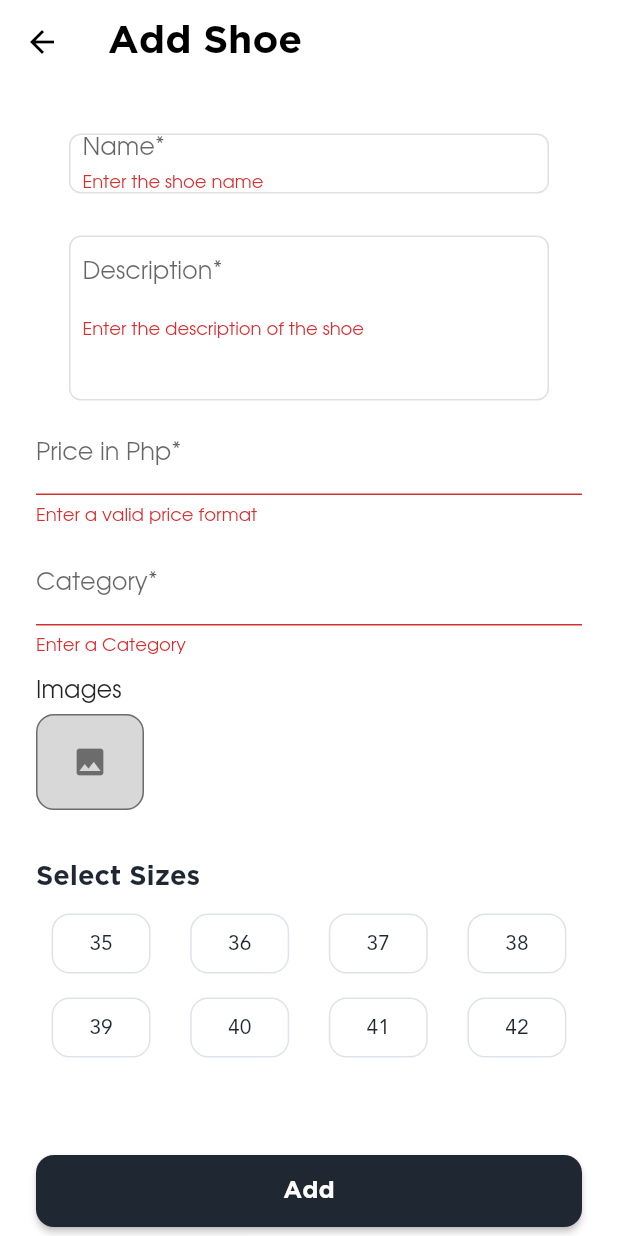
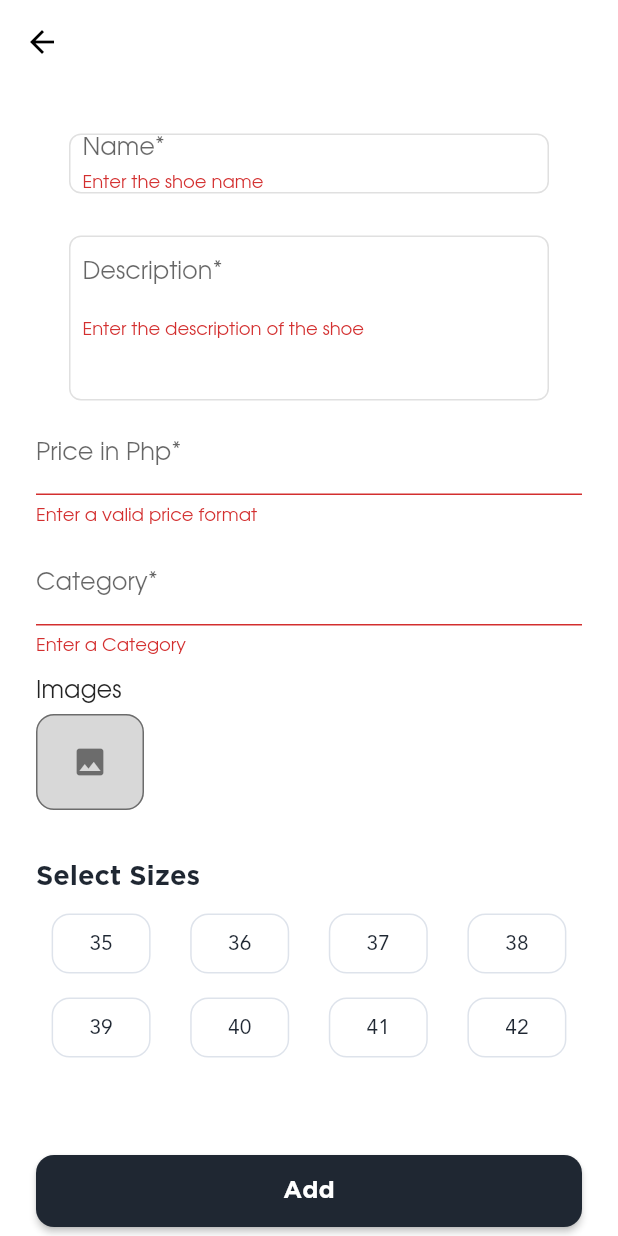
Before and after one commit to melchorlapinigjr/Shoe-App, a Flutter app: the HomepageView screen opened by its route, item 4 of the bottom bar chosen, after a tap on the "add circle outline" icon, on a phone screen of 412 x 824 dp. Run offline on Flutter 3.47's test engine with Material 2 defaults, Android fonts, the phone set to English and light mode, and no system bars; our stand-ins replace cached_network_image, connectivity_plus, dio, equatable, flutter_svg, get and 7 more; missing offline and left inert: country_list_pick, flutter_login_facebook; accounts and stored records are empty; network calls fail; statements that could not run were skipped; project files that could hold a hidden picture were left out.

```diff
--- a/lib/views/add_shoe/add_shoe_view.dart
+++ b/lib/views/add_shoe/add_shoe_view.dart
@@ -23,7 +23,7 @@ class AddShoeView extends StatelessWidget with InputValidationMixin {
                 style: TextStyle(
                     fontSize: 26,
                     fontWeight: FontWeight.w700,
-                    color: Colors.black),
+                    ),
               ),
               elevation: 0,
               backgroundColor: Colors.white,
--- a/lib/views/cart/cart_item_view.dart
+++ b/lib/views/cart/cart_item_view.dart
@@ -81,7 +81,6 @@ class CartItemView extends StatelessWidget {
                                   child: Text(
                                     '-',
                                     style: TextStyle(
-                                      color: Colors.white,
                                       fontSize: 16,
                                       fontWeight: FontWeight.w700,
                                     ),
@@ -121,7 +120,6 @@ class CartItemView extends StatelessWidget {
                                   child: Text(
                                     '+',
                                     style: TextStyle(
-                                      color: Colors.white,
                                       fontSize: 16,
                                       fontWeight: FontWeight.w700,
                                     ),
--- a/lib/views/check_out_page/checkout_page_view.dart
+++ b/lib/views/check_out_page/checkout_page_view.dart
@@ -23,7 +23,7 @@ class CheckoutPageView extends StatelessWidget {
                   style: TextStyle(
                       fontSize: 20,
                       fontWeight: FontWeight.w700,
-                      color: Colors.black)),
+                      )),
               elevation: 0,
               backgroundColor: Colors.white,
               iconTheme: const IconThemeData(
--- a/lib/views/home/homepage_view.dart
+++ b/lib/views/home/homepage_view.dart
@@ -63,7 +63,6 @@ class HomepageView extends StatelessWidget {
                         fontFamily: 'Avalon',
                         fontSize: 26,
                         fontWeight: FontWeight.w700,
-                        color: Color(0xff1F2732),
                       ),
                     ),
 
@@ -119,7 +118,7 @@ class HomepageView extends StatelessWidget {
                   backgroundColor: Colors.white,
                   bottomNavigationBar: Container(
                     height: 92,
-                    color: Colors.white,
+                    // color: Colors.white,
                     padding: const EdgeInsets.symmetric(
                       horizontal: 16,
                       vertical: 8,
@@ -259,7 +258,7 @@ class HomepageView extends StatelessWidget {
                                                       fontSize: 14,
                                                       fontWeight:
                                                           FontWeight.w600,
-                                                      color: Colors.white,
+                                                          color: Colors.white,
                                                     ),
                                                   )))
                                               : Container();
--- a/lib/views/login/log_in_register.dart
+++ b/lib/views/login/log_in_register.dart
@@ -270,7 +270,7 @@ class LoginRegister extends StatelessWidget with InputValidationMixin {
                                           textAlign: TextAlign.center,
                                           style: TextStyle(
                                               fontWeight: FontWeight.bold,
-                                              color: Colors.white),
+                                              ),
                                         ),
                                       )),
                                 ),
--- a/lib/views/login/log_in_view.dart
+++ b/lib/views/login/log_in_view.dart
@@ -147,7 +147,7 @@ class LoginView extends StatelessWidget {
                                   textAlign: TextAlign.center,
                                   style: TextStyle(
                                       fontWeight: FontWeight.bold,
-                                      color: Colors.white),
+                                      ),
                                 )),
                               ),
                             ),
@@ -203,7 +203,6 @@ class LoginView extends StatelessWidget {
                                           'GOOGLE',
                                           textAlign: TextAlign.center,
                                           style: TextStyle(
-                                            color: Colors.white,
                                             fontWeight: FontWeight.bold,
                                             fontSize: 16,
                                           ),
@@ -241,7 +240,6 @@ class LoginView extends StatelessWidget {
                                     'FACEBOOK',
                                     textAlign: TextAlign.center,
                                     style: TextStyle(
-                                      color: Colors.white,
                                       fontWeight: FontWeight.bold,
                                       fontSize: 16,
                                     ),
--- a/lib/views/my_purchases/my_purchases_view.dart
+++ b/lib/views/my_purchases/my_purchases_view.dart
@@ -21,8 +21,7 @@ class MyPurchasesView extends StatelessWidget {
               appBar: AppBar(
                 title: const Text(
                   "My Purchases",
-                  style: TextStyle(
-                      color: Colors.black, fontWeight: FontWeight.w500),
+                  style: TextStyle(fontWeight: FontWeight.w500),
                 ),
                 backgroundColor: Colors.white,
                 elevation: 1,
--- a/lib/views/profile_page/profile_page_view.dart
+++ b/lib/views/profile_page/profile_page_view.dart
@@ -1,6 +1,5 @@
 import 'package:flutter/material.dart';
 import 'package:flutter_shoe_app/app/app.router.dart';
-import 'package:flutter_shoe_app/views/my_purchases/my_purchases_view.dart';
 import 'package:flutter_shoe_app/views/profile_page/profile_page_view_model.dart';
 import 'package:flutter_shoe_app/views/widgets/circular_%20progress.dart';
 import 'package:stacked/stacked.dart';
@@ -60,7 +59,8 @@ class ProfilePageView extends StatelessWidget {
                             ),
                             InkWell(
                               onTap: () async {
-                                await viewModel.navigationService.pushNamed(Routes.MyPurchases);
+                                await viewModel.navigationService
+                                    .pushNamed(Routes.MyPurchases);
                               },
                               child: Stack(
                                 alignment: Alignment.centerLeft,
@@ -108,6 +108,44 @@ class ProfilePageView extends StatelessWidget {
                                   ),
                                 ],
                               ),
+                            ),
+                            const Divider(
+                              color: Colors.black26,
+                            ),
+                            Row(
+                              mainAxisAlignment: MainAxisAlignment.spaceBetween,
+                              children: [
+                                Stack(
+                                  alignment: Alignment.centerLeft,
+                                  children: [
+                                    Row(
+                                      children: const [
+                                        Padding(
+                                          padding: EdgeInsets.all(12),
+                                          child: Icon(
+                                            Icons.nightlight_round,
+                                          ),
+                                        ),
+                                        Align(
+                                            alignment: Alignment.centerRight,
+                                            child: Text(
+                                              'Dark Mode',
+                                            )),
+                                      ],
+                                    ),
+                                  ],
+                                ),
+                                Switch(
+                                  activeTrackColor: Colors.white54,
+                                  activeColor: Colors.white,
+                                  inactiveTrackColor: Colors.black38,
+                                  inactiveThumbColor: Colors.black,
+                                  value: viewModel.isDarkMode,
+                                  onChanged: (bool value) {
+                                    viewModel.toggleDarkMode();
+                                  },
+                                ),
+                              ],
                             ),
                             const Divider(
                               color: Colors.black26,
--- a/lib/views/search_page/search_page_view.dart
+++ b/lib/views/search_page/search_page_view.dart
@@ -103,7 +103,6 @@ class SearchPageView extends StatelessWidget {
                   : const Center(
                       child: Text(
                       "No shoes found",
-                      style: TextStyle(color: Colors.black),
                     )),
             ),
           );
--- a/lib/views/splash_screen/splash_screen_view_model.dart
+++ b/lib/views/splash_screen/splash_screen_view_model.dart
@@ -75,9 +75,6 @@ class SplashScreenViewModel extends BaseViewModel {
                 },
                 child: const Text(
                   'Refresh',
-                  style: TextStyle(
-                    color: Colors.white,
-                  ),
                 ),
               ),
             ),
```
Also changed, not shown: lib/main.dart (+4 -6 lines), lib/utils/my_colors.dart (added, +22 -0 lines), lib/utils/my_theme_data.dart (added, +126 -0 lines), lib/views/profile_page/profile_page_view_model.dart (+14 -2 lines), lib/views/shoe_details/shoe_description_view.dart (+0 -7 lines).
